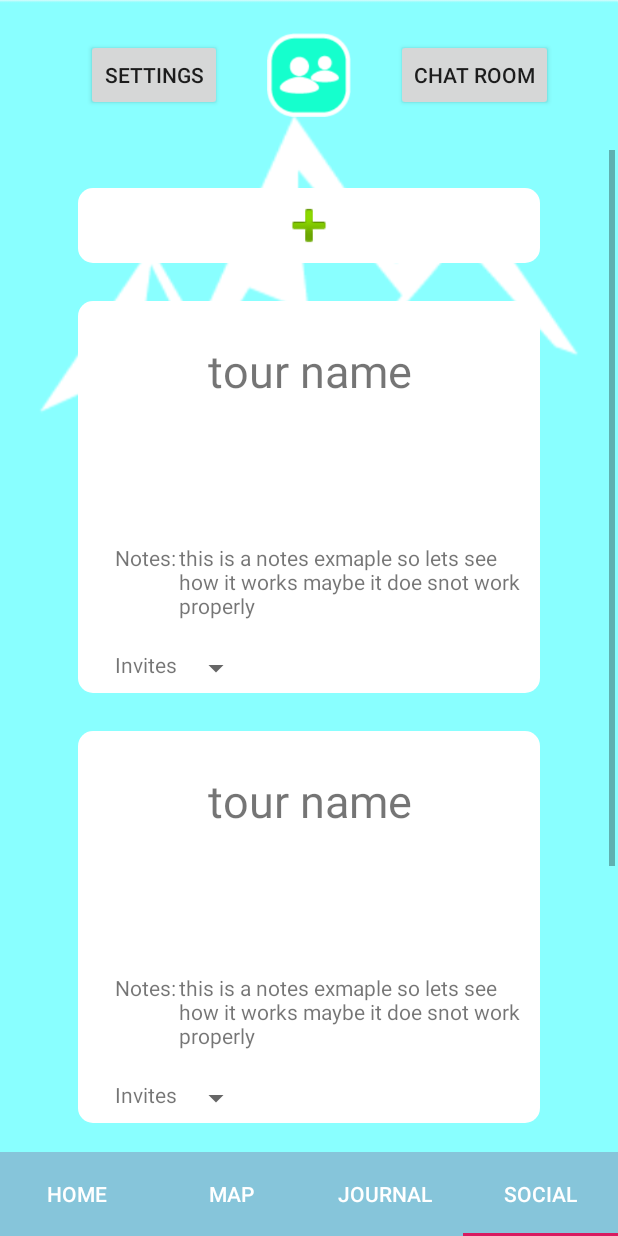
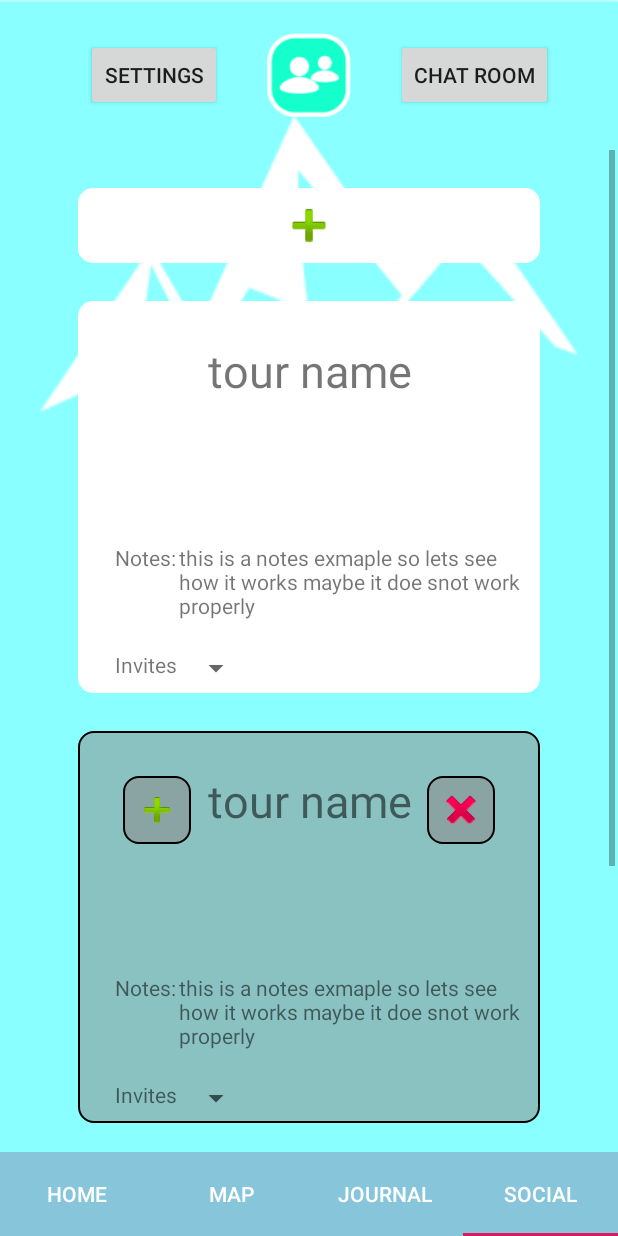
Before and after one commit to RaffaeleLeo/Capstone, an Android app: the SocialMediaHomeActivity screen opened directly, with no data from a screen before it, on a phone screen of 412 x 824 dp. Run offline under Robolectric (Android 15) with nearby library versions, the phone set to English and light mode, and no system bars; our stand-ins replace Firebase (no records; nobody signed in at launch, a user with empty details on screens opened directly); 3 statements that could not run were skipped.

Commit message:
Started UI for pending tour invites

```diff
--- /dev/null
+++ b/app/src/main/res/drawable/pending_rounded_button.xml
@@ -0,0 +1,4 @@
+<?xml version="1.0" encoding="utf-8"?>
+<selector xmlns:android="http://schemas.android.com/apk/res/android">
+
+</selector>
--- /dev/null
+++ b/app/src/main/res/drawable/pending_textbox_rounded_rect.xml
@@ -0,0 +1,15 @@
+<?xml version="1.0" encoding="UTF-8"?>
+<shape xmlns:android="http://schemas.android.com/apk/res/android"
+    android:shape="rectangle">
+    <solid android:color="#888b8b8b"/>
+    <stroke android:width="1dp"
+        android:color="#000000" />
+    <padding android:left="5dp"
+        android:top="5dp"
+        android:right="5dp"
+        android:bottom="5dp"/>
+    <corners android:bottomRightRadius="10dp"
+        android:bottomLeftRadius="10dp"
+        android:topLeftRadius="10dp"
+        android:topRightRadius="10dp"/>
+</shape>
--- a/app/src/main/res/layout/activity_social_media_home.xml
+++ b/app/src/main/res/layout/activity_social_media_home.xml
@@ -84,24 +84,22 @@
                 android:src="@android:drawable/ic_input_add" />
 
             <include
-                android:id="@+id/TourBox"
                 layout="@layout/tour_box"
                 android:layout_width="match_parent"
                 android:layout_height="match_parent"
                 android:layout_marginLeft="50dp"
                 android:layout_marginTop="25dp"
-                android:layout_marginRight="50dp" />
+                android:layout_marginRight="50dp"
+                android:background="@android:drawable/ic_input_add" />
 
             <include
-                android:id="@+id/TourBox"
-                layout="@layout/tour_box"
+                layout="@layout/pending_tour_box"
                 android:layout_width="match_parent"
                 android:layout_height="match_parent"
                 android:layout_marginLeft="50dp"
                 android:layout_marginTop="25dp"
                 android:layout_marginRight="50dp" />
             <include
-                android:id="@+id/TourBox"
                 layout="@layout/tour_box"
                 android:layout_width="match_parent"
                 android:layout_height="match_parent"
--- /dev/null
+++ b/app/src/main/res/layout/pending_tour_box.xml
@@ -0,0 +1,137 @@
+<?xml version="1.0" encoding="utf-8"?>
+<androidx.constraintlayout.widget.ConstraintLayout xmlns:android="http://schemas.android.com/apk/res/android"
+    xmlns:app="http://schemas.android.com/apk/res-auto"
+    xmlns:tools="http://schemas.android.com/tools"
+    android:layout_width="match_parent"
+    android:layout_height="match_parent"
+    android:background="@drawable/pending_textbox_rounded_rect"
+    app:layout_constraintBottom_toBottomOf="parent"
+    app:layout_constraintEnd_toEndOf="parent"
+    app:layout_constraintStart_toStartOf="parent"
+    app:layout_constraintTop_toTopOf="parent">
+
+    <ImageButton
+        android:id="@+id/acceptButton"
+        android:layout_width="45dp"
+        android:layout_height="45dp"
+        android:layout_marginStart="25dp"
+        android:layout_marginTop="25dp"
+        android:background="@drawable/pending_textbox_rounded_rect"
+        android:color="#ffffff"
+        android:scaleType="centerInside"
+        app:layout_constraintStart_toStartOf="parent"
+        app:layout_constraintTop_toTopOf="parent"
+        app:srcCompat="@android:drawable/ic_input_add" />
+
+    <ImageButton
+        android:id="@+id/imageButton3"
+        android:layout_width="45dp"
+        android:layout_height="45dp"
+        android:layout_marginTop="25dp"
+        android:layout_marginEnd="25dp"
+        android:background="@drawable/pending_textbox_rounded_rect"
+        app:layout_constraintEnd_toEndOf="parent"
+        app:layout_constraintTop_toTopOf="parent"
+        app:srcCompat="@android:drawable/ic_delete" />
+
+    <TextView
+        android:id="@+id/tour_name"
+        android:layout_width="wrap_content"
+        android:layout_height="wrap_content"
+        android:layout_marginTop="21dp"
+        android:text="tour name"
+        android:textAlignment="center"
+        android:textIsSelectable="false"
+        android:textSize="30sp"
+        app:layout_constraintEnd_toEndOf="parent"
+        app:layout_constraintStart_toStartOf="parent"
+        app:layout_constraintTop_toTopOf="parent" />
+
+    <TextView
+        android:id="@+id/date_text"
+        android:layout_width="wrap_content"
+        android:layout_height="wrap_content"
+        android:layout_marginTop="20dp"
+        android:text="Date: 1/10/10"
+        android:textAlignment="center"
+        android:textSize="18sp"
+        app:layout_constraintEnd_toStartOf="parent"
+        app:layout_constraintStart_toEndOf="parent"
+        app:layout_constraintTop_toBottomOf="@+id/tour_name" />
+
+    <TextView
+        android:id="@+id/time_tag"
+        android:layout_width="wrap_content"
+        android:layout_height="wrap_content"
+        android:layout_marginTop="5dp"
+        android:text="Time: 10:00"
+        android:textAlignment="center"
+        android:textSize="18sp"
+        app:layout_constraintStart_toStartOf="@+id/date_text"
+        app:layout_constraintTop_toBottomOf="@+id/date_text" />
+
+    <TextView
+        android:id="@+id/notes_tag"
+        android:layout_width="wrap_content"
+        android:layout_height="wrap_content"
+        android:layout_marginStart="20dp"
+        android:layout_marginTop="20dp"
+        android:text="Notes:"
+        app:layout_constraintStart_toStartOf="parent"
+        app:layout_constraintTop_toBottomOf="@+id/time_tag" />
+
+    <TextView
+        android:id="@+id/invites_pending"
+        android:layout_width="wrap_content"
+        android:layout_height="wrap_content"
+        android:layout_marginStart="20dp"
+        android:layout_marginTop="20dp"
+        android:text="Invites"
+        app:layout_constraintStart_toStartOf="parent"
+        app:layout_constraintTop_toBottomOf="@+id/notes_text" />
+
+    <TextView
+        android:id="@+id/notes_text"
+        android:layout_width="0dp"
+        android:layout_height="wrap_content"
+        android:layout_marginStart="2dp"
+        android:layout_marginTop="20dp"
+        android:text="this is a notes exmaple so lets see how it works maybe it doe snot work properly"
+        app:layout_constraintEnd_toEndOf="parent"
+        app:layout_constraintStart_toEndOf="@+id/notes_tag"
+        app:layout_constraintTop_toBottomOf="@+id/time_tag" />
+
+    <Spinner
+        android:id="@+id/spinner2"
+        android:layout_width="50dp"
+        android:layout_height="wrap_content"
+        android:layout_marginTop="20dp"
+        android:alpha="60"
+        app:layout_constraintStart_toEndOf="@+id/invites_pending"
+        app:layout_constraintTop_toBottomOf="@+id/notes_text" />
+
+    <TableLayout
+        android:id="@+id/tableLayout"
+        android:layout_width="match_parent"
+        android:layout_height="match_parent"
+        tools:layout_editor_absoluteX="-115dp"
+        tools:layout_editor_absoluteY="-135dp">
+
+        <TableRow
+            android:layout_width="match_parent"
+            android:layout_height="match_parent" />
+
+        <TableRow
+            android:layout_width="match_parent"
+            android:layout_height="match_parent" />
+
+        <TableRow
+            android:layout_width="match_parent"
+            android:layout_height="match_parent" />
+
+        <TableRow
+            android:layout_width="match_parent"
+            android:layout_height="match_parent" />
+    </TableLayout>
+
+</androidx.constraintlayout.widget.ConstraintLayout>
```
